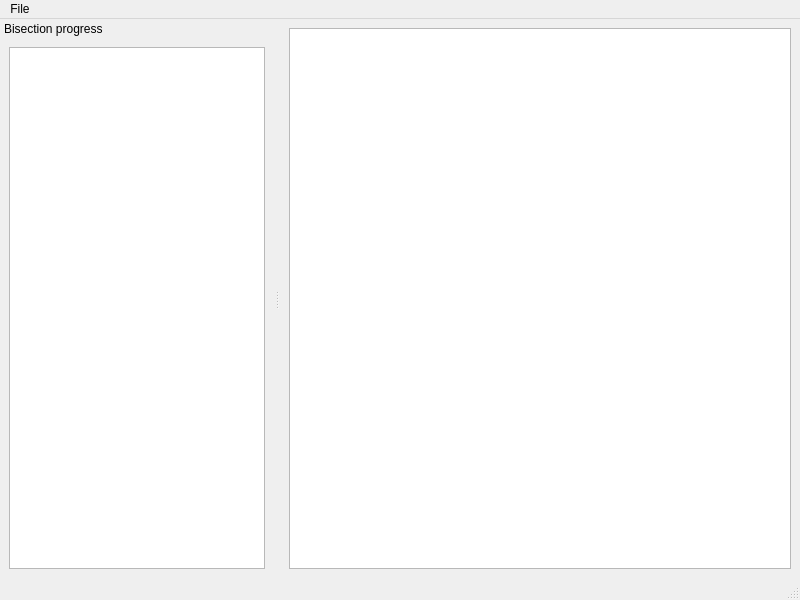
Qt form gui/mozregui/ui/mainwindow.ui (mozilla/mozregression) before a commit.
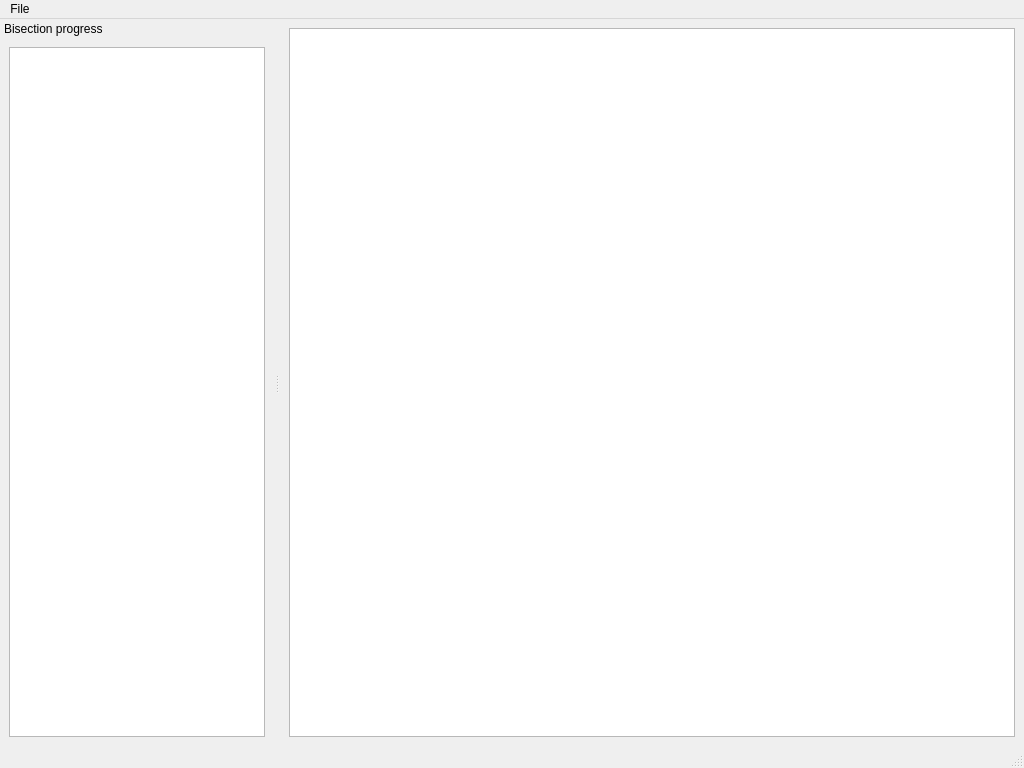
The same form after that commit. Custom widgets are drawn as their Qt base class.

Commit message: resize main window

```diff
--- a/gui/mozregui/ui/mainwindow.ui
+++ b/gui/mozregui/ui/mainwindow.ui
@@ -6,8 +6,8 @@
    <rect>
     <x>0</x>
     <y>0</y>
-    <width>800</width>
-    <height>600</height>
+    <width>1024</width>
+    <height>768</height>
    </rect>
   </property>
   <property name="windowTitle">
@@ -35,7 +35,7 @@
     <rect>
      <x>0</x>
      <y>0</y>
-     <width>800</width>
+     <width>1024</width>
      <height>27</height>
     </rect>
    </property>
```
The commit also changes 1 other file.
